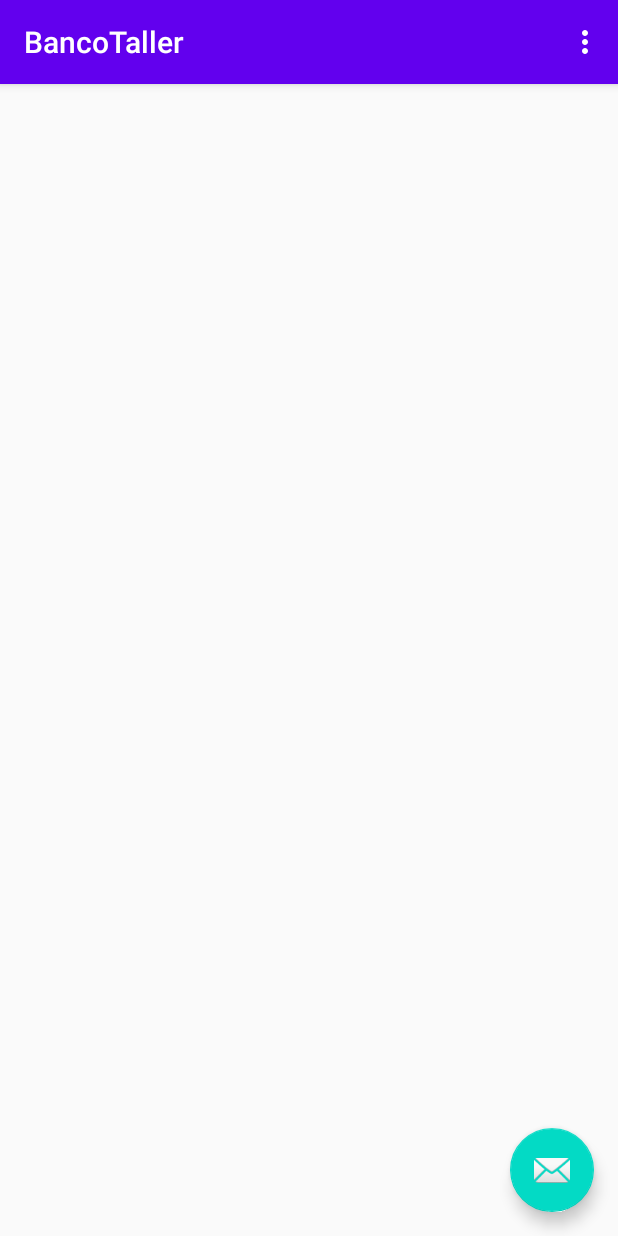
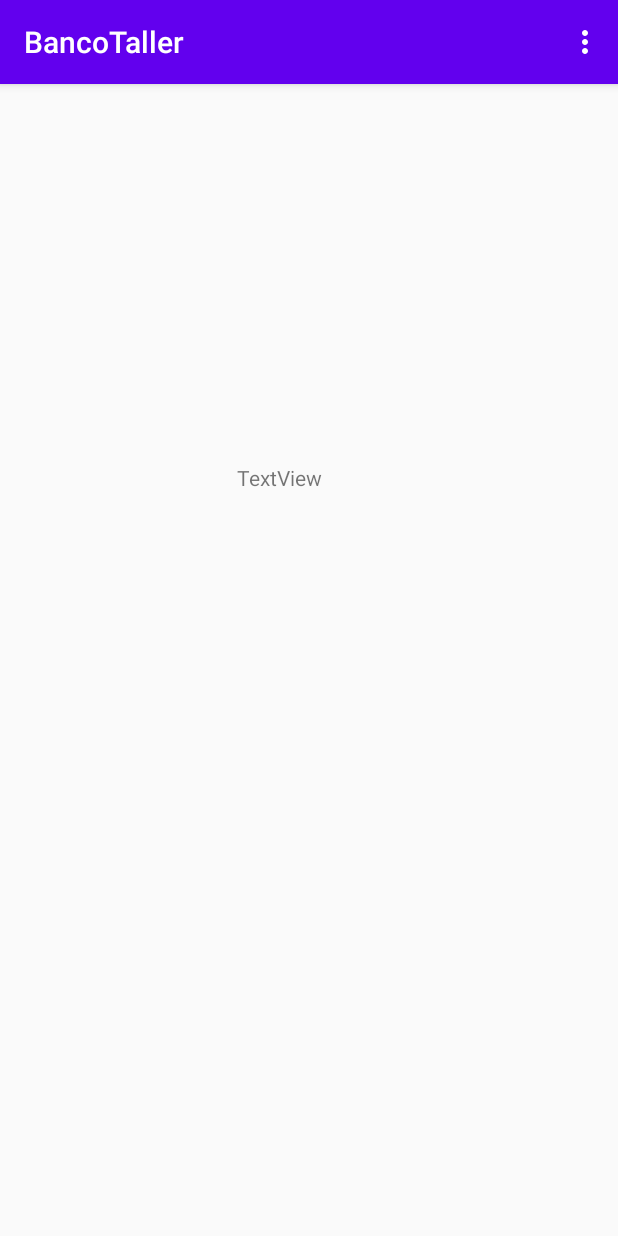
Before and after one commit to gago852/BancoTaller, an Android app: the screen it shows after launch (MainActivity), on a phone screen of 412 x 824 dp. Run offline under Robolectric (Android 15) with nearby library versions, the phone set to English and light mode, and no system bars.

```diff
--- a/app/src/main/java/com/gago/bancotaller/MainActivity.java
+++ b/app/src/main/java/com/gago/bancotaller/MainActivity.java
@@ -21,14 +21,7 @@ public class MainActivity extends AppCompatActivity {
         Toolbar toolbar = findViewById(R.id.toolbar);
         setSupportActionBar(toolbar);
 
-        FloatingActionButton fab = findViewById(R.id.fab);
-        fab.setOnClickListener(new View.OnClickListener() {
-            @Override
-            public void onClick(View view) {
-                Snackbar.make(view, "Replace with your own action", Snackbar.LENGTH_LONG)
-                        .setAction("Action", null).show();
-            }
-        });
+
     }
 
     @Override
--- a/app/src/main/res/layout/activity_main.xml
+++ b/app/src/main/res/layout/activity_main.xml
@@ -22,12 +22,4 @@
 
     <include layout="@layout/content_main" />
 
-    <com.google.android.material.floatingactionbutton.FloatingActionButton
-        android:id="@+id/fab"
-        android:layout_width="wrap_content"
-        android:layout_height="wrap_content"
-        android:layout_gravity="bottom|end"
-        android:layout_margin="@dimen/fab_margin"
-        app:srcCompat="@android:drawable/ic_dialog_email" />
-
 </androidx.coordinatorlayout.widget.CoordinatorLayout>
--- a/app/src/main/res/layout/content_main.xml
+++ b/app/src/main/res/layout/content_main.xml
@@ -1,6 +1,22 @@
 <?xml version="1.0" encoding="utf-8"?>
 <androidx.constraintlayout.widget.ConstraintLayout xmlns:android="http://schemas.android.com/apk/res/android"
     xmlns:app="http://schemas.android.com/apk/res-auto"
+    xmlns:tools="http://schemas.android.com/tools"
     android:layout_width="match_parent"
     android:layout_height="match_parent"
-    app:layout_behavior="@string/appbar_scrolling_view_behavior"/>
+    app:layout_behavior="@string/appbar_scrolling_view_behavior">
+
+    <TextView
+        android:id="@+id/textView"
+        android:layout_width="wrap_content"
+        android:layout_height="wrap_content"
+        android:layout_marginStart="156dp"
+        android:layout_marginTop="234dp"
+        android:layout_marginEnd="196dp"
+        android:layout_marginBottom="478dp"
+        android:text="TextView"
+        app:layout_constraintBottom_toBottomOf="parent"
+        app:layout_constraintEnd_toEndOf="parent"
+        app:layout_constraintStart_toStartOf="parent"
+        app:layout_constraintTop_toTopOf="parent" />
+</androidx.constraintlayout.widget.ConstraintLayout>
```
